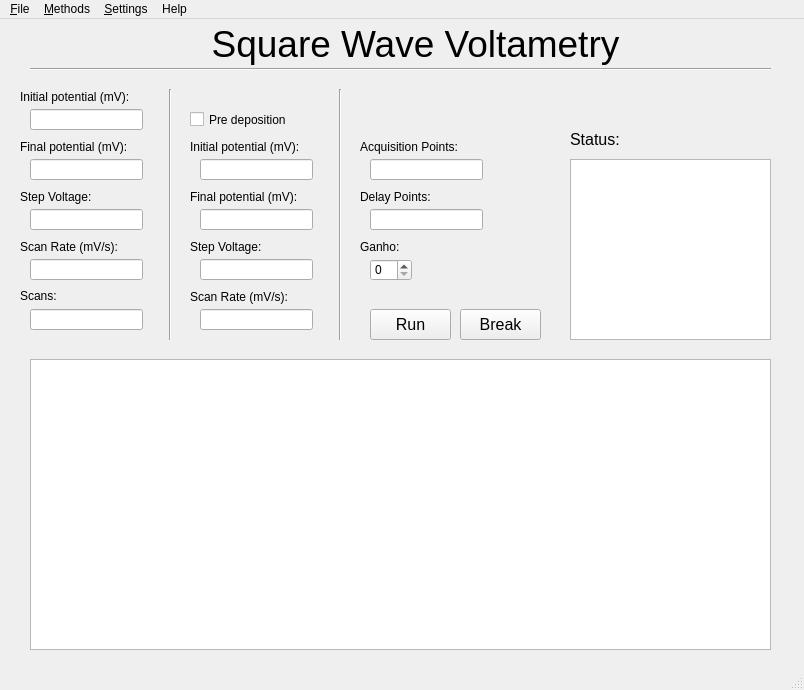
Gabriel-Gardin/PotenciosPi, file SQW_window.ui: the form before one commit.
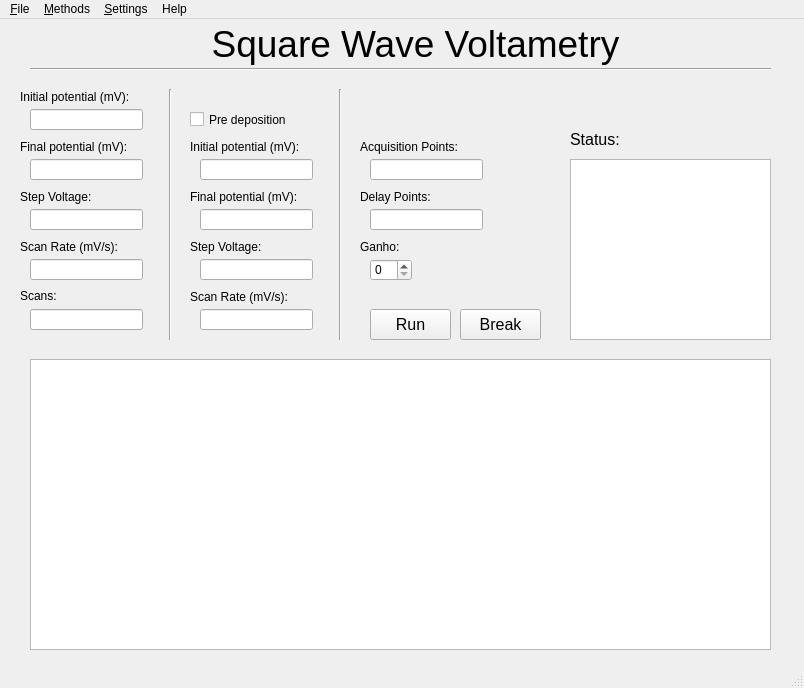
The form after the commit.

Commit message: Carregamento dos arquivos ui e troca entre janelas pronto

```diff
--- a/SQW_window.ui
+++ b/SQW_window.ui
@@ -7,7 +7,7 @@
     <x>0</x>
     <y>0</y>
     <width>804</width>
-    <height>690</height>
+    <height>688</height>
    </rect>
   </property>
   <property name="windowTitle">
```
Left out of the diff: 17 changed lines with no effect on the pictures. The commit also changes 3 other files.
